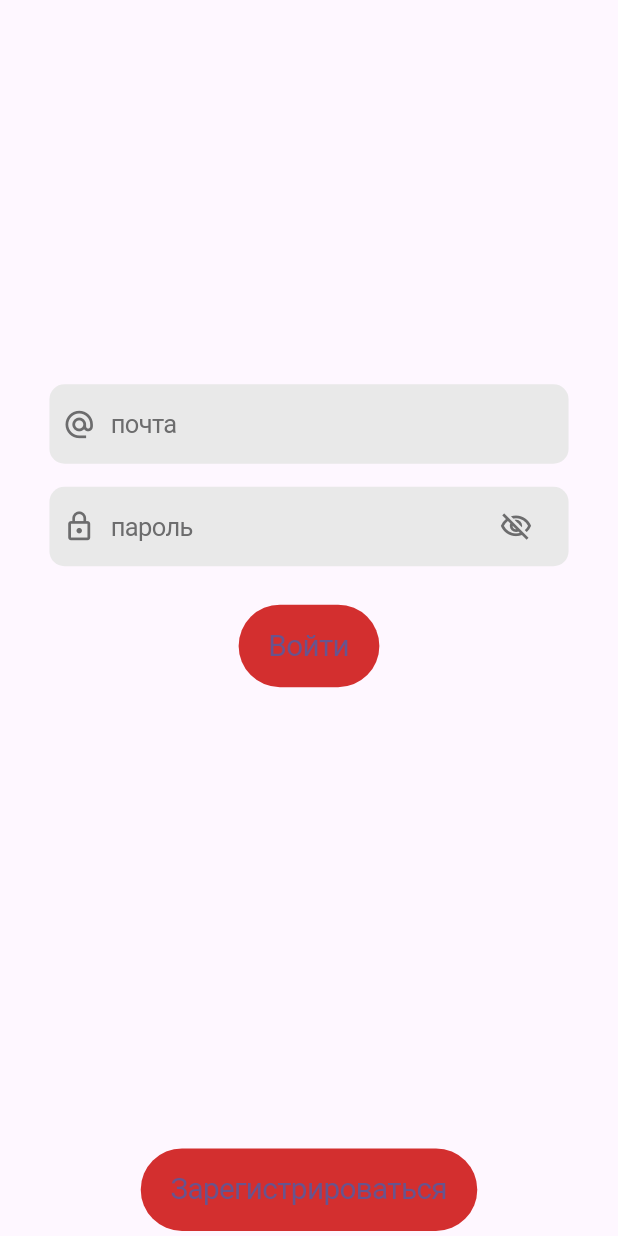
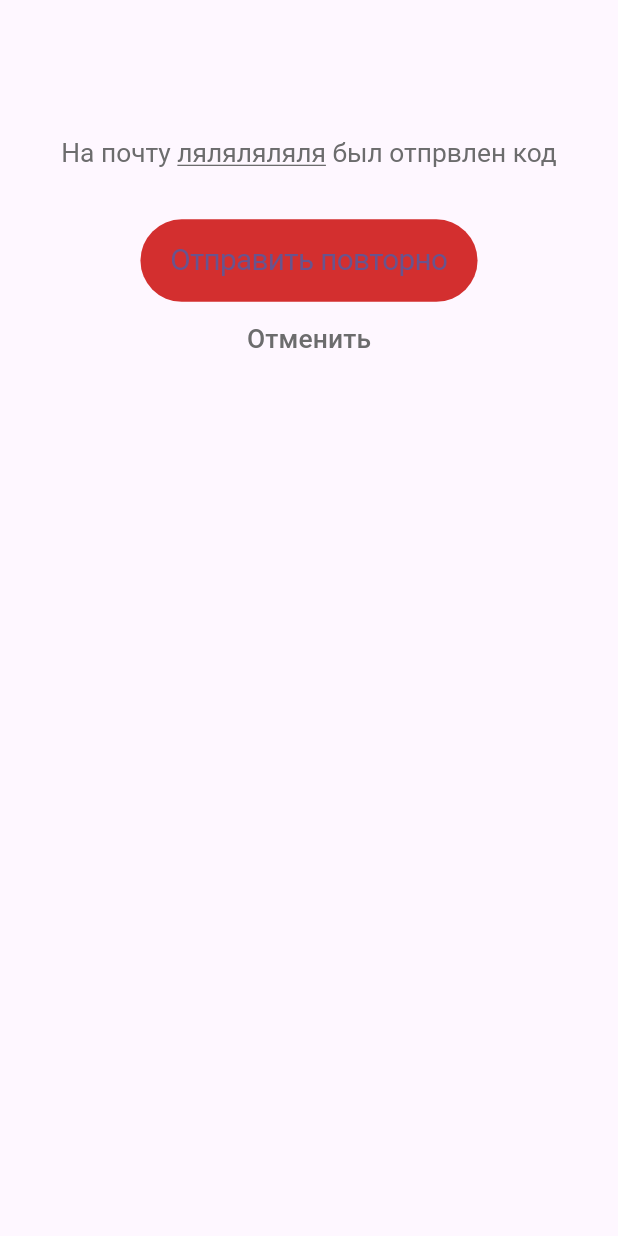
Before and after one commit to Loumber/secure_link_messenger, a Flutter app: the screen it shows after launch, on a phone screen of 412 x 824 dp. Run offline on Flutter 3.47's test engine with Material 3 defaults, Android fonts, the light colour scheme and no system bars; our stand-ins replace email_validator, firebase_auth, firebase_core, firebase_storage, flutter_bloc, flutter_screenutil and 4 more; accounts and stored records are empty; generated files the repository leaves out were written again.

Commit message:
added the layout of the verification page

```diff
--- a/lib/src/app/presentation/services/firebase_stream.dart
+++ b/lib/src/app/presentation/services/firebase_stream.dart
@@ -24,16 +24,17 @@ class FirebaseStream extends StatelessWidget {
               body: Center(child: Text('Что-то пошло не так!')));
         } else if (snapshot.hasData) {
           if (!snapshot.data!.emailVerified) {
-          //snapshot.data!.delete();
+         // snapshot.data!.delete();
             logger.d('верификация');
-
             return const VerifyEmailPage();
           }else{
             logger.d('дом');
           return const HomePage();}
         } else {
-          BlocProvider.of<AuthenticationBloc>(context).add(GoSignInEvent());
-          return const SignInPage();
+          //BlocProvider.of<AuthenticationBloc>(context).add(GoSignInEvent());
+          //return const SignInPage();
+          BlocProvider.of<AuthenticationBloc>(context).add(SignUpLoadedDataEvent());
+          return const VerifyEmailPage();
         }
       }
     );
--- /dev/null
+++ b/lib/src/features/authentication/data/provider/presentation_provider.dart
@@ -0,0 +1,15 @@
+import 'package:get_it/get_it.dart';
+import 'package:secure_link_messenger/src/features/authentication/domain/entities/sign_in/user_sign_in_entity.dart';
+import 'package:secure_link_messenger/src/features/authentication/domain/entities/sign_up/user_sign_up_entity.dart';
+
+class PresentationProvider {
+  final GetIt getIt = GetIt.instance;
+
+  UserSignUpEntity getSignUpUserFromDomain() {
+    return getIt.get();
+  }
+
+  UserSignInEntity getSignInUserFromDomain() {
+    return getIt.get();
+  }
+}
--- a/lib/src/features/authentication/domain/bloc/bloc/authentication_bloc.dart
+++ b/lib/src/features/authentication/domain/bloc/bloc/authentication_bloc.dart
@@ -28,7 +28,7 @@ class AuthenticationBloc extends Bloc<AuthenticationEvent, AuthenticationState>
 
  //   on<GoAuthenticationEvent>(_checkAuthentication());
 
-    on<SignUpLoadingDataEvent>((event,emit){
+    on<SignInLoadingDataEvent>((event,emit){
       emit(SignInLoading());
 
     });
--- /dev/null
+++ b/lib/src/features/authentication/presentation/widgets/veryfy_email.dart
@@ -0,0 +1,88 @@
+import 'package:flutter/cupertino.dart';
+import 'package:flutter/material.dart';
+import 'package:flutter_bloc/flutter_bloc.dart';
+import 'package:flutter_screenutil/flutter_screenutil.dart';
+import 'package:secure_link_messenger/src/core/navigation/app_routes.dart';
+import 'package:secure_link_messenger/src/features/authentication/data/provider/domain_provider.dart';
+import 'package:secure_link_messenger/src/features/authentication/data/provider/presentation_provider.dart';
+import 'package:secure_link_messenger/src/features/authentication/domain/bloc/bloc/authentication_bloc.dart';
+
+class VerifyEmail extends StatefulWidget {
+  const VerifyEmail({super.key});
+
+  @override
+  State<VerifyEmail> createState() => _VerifyEmailState();
+}
+
+class _VerifyEmailState extends State<VerifyEmail> {
+  String? code;
+  String email = 'ляляляляля';//PresentationProvider().getSignUpUserFromDomain().email;
+
+  @override
+  Widget build(BuildContext context) {
+    return SizedBox(
+      child: Column(
+        children: [
+          RichText(
+            text:  TextSpan(
+              text: 'На почту ',
+              style: TextStyle(
+                color: getColorFromHex("#6C6C6D"),
+                fontSize: 16.sp,
+                ),
+              children:  <TextSpan>[
+              TextSpan(
+                text: email,
+                style: TextStyle(
+                color: getColorFromHex("#6C6C6D"),
+                decoration: TextDecoration.underline,
+                fontSize: 16.sp,
+                )),
+              TextSpan(
+                text: ' был отпрвлен код',
+                style: TextStyle(
+                color: getColorFromHex("#6C6C6D"),
+                fontSize: 16.sp,
+                ),
+                ),
+              ],
+            ),
+          ),
+            SizedBox(
+              height: 15.w,
+            ),
+            SizedBox(
+              height: 15.w,
+            ),
+            CupertinoButton(
+              borderRadius: BorderRadius.circular((36)),
+              color: Colors.red[700],
+              child: Text('Отправить повторно',
+              style: TextStyle(
+                fontSize: 18.sp,
+              ),
+              ),
+              onPressed: (){}),
+              TextButton(
+                onPressed: (){
+                  BlocProvider.of<AuthenticationBloc>(context).add(GoSignUpEvent());
+                  Navigator.pushNamed(context, AppRoutes.signUpRoot);
+                },
+                child: Text( 'Отменить',
+                  style: TextStyle(
+                  color: getColorFromHex("#6C6C6D"),
+                  fontSize: 16.sp,
+                  ),
+                ),)
+        ],) ,
+    );
+  }
+
+  Color getColorFromHex(String hexColor) {
+    var hex = hexColor.replaceAll('#', '');
+    if (hex.length == 6) {
+      hex = 'FF$hex';
+    }
+    return Color(int.parse(hex, radix: 16));
+  }
+}
--- a/lib/src/pages/sign_up_page.dart
+++ b/lib/src/pages/sign_up_page.dart
@@ -14,7 +14,9 @@ class SignUpPage extends StatelessWidget {
     return PopScope(
       canPop: true,
       onPopInvoked : (didPop){
+        Navigator.pushNamed(context, AppRoutes.signInRoot);
         BlocProvider.of<AuthenticationBloc>(context).add(GoSignInEvent());
+
       },
       child: Scaffold(
         body: Center(
--- a/lib/src/pages/verify_email_page.dart
+++ b/lib/src/pages/verify_email_page.dart
@@ -1,10 +1,42 @@
+import 'package:flutter/cupertino.dart';
 import 'package:flutter/material.dart';
+import 'package:flutter_bloc/flutter_bloc.dart';
+import 'package:flutter_screenutil/flutter_screenutil.dart';
+import 'package:secure_link_messenger/src/features/authentication/domain/bloc/bloc/authentication_bloc.dart';
+import 'package:secure_link_messenger/src/features/authentication/presentation/widgets/veryfy_email.dart';
 
 class VerifyEmailPage extends StatelessWidget {
   const VerifyEmailPage({super.key});
 
   @override
   Widget build(BuildContext context) {
-    return const Scaffold();
+    return Scaffold(
+      body: Center(
+        child: BlocBuilder<AuthenticationBloc, AuthenticationState>(
+          builder: (context, state) {
+            switch(state){
+              case AuthenticationInitial _:
+                return const CupertinoActivityIndicator();
+              case SignUpInitial _:
+                return const CupertinoActivityIndicator();
+              case SignInInitial _:
+                return const Placeholder();
+              case SignUpLoading _:
+                return const CupertinoActivityIndicator();
+              case SignInLoading _:
+                return const Placeholder();
+              case SignUpEmailVerify _:
+                return Padding(
+                  padding:  EdgeInsets.fromLTRB(20.w, 90.h, 20.w, 0),
+                  child: const VerifyEmail(),
+                );
+              case IsAuthentication _:
+                return const CupertinoActivityIndicator();
+              case SignUpError _:
+                return const Placeholder();
+            }
+          }
+        ))
+    );
   }
 }
```
